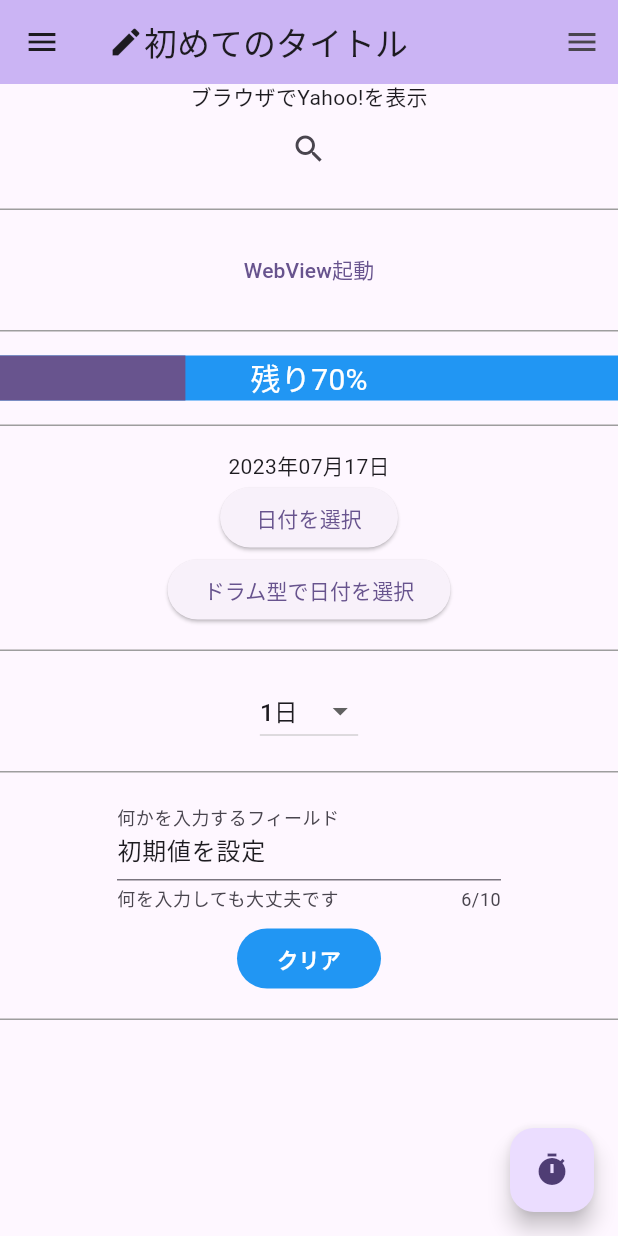
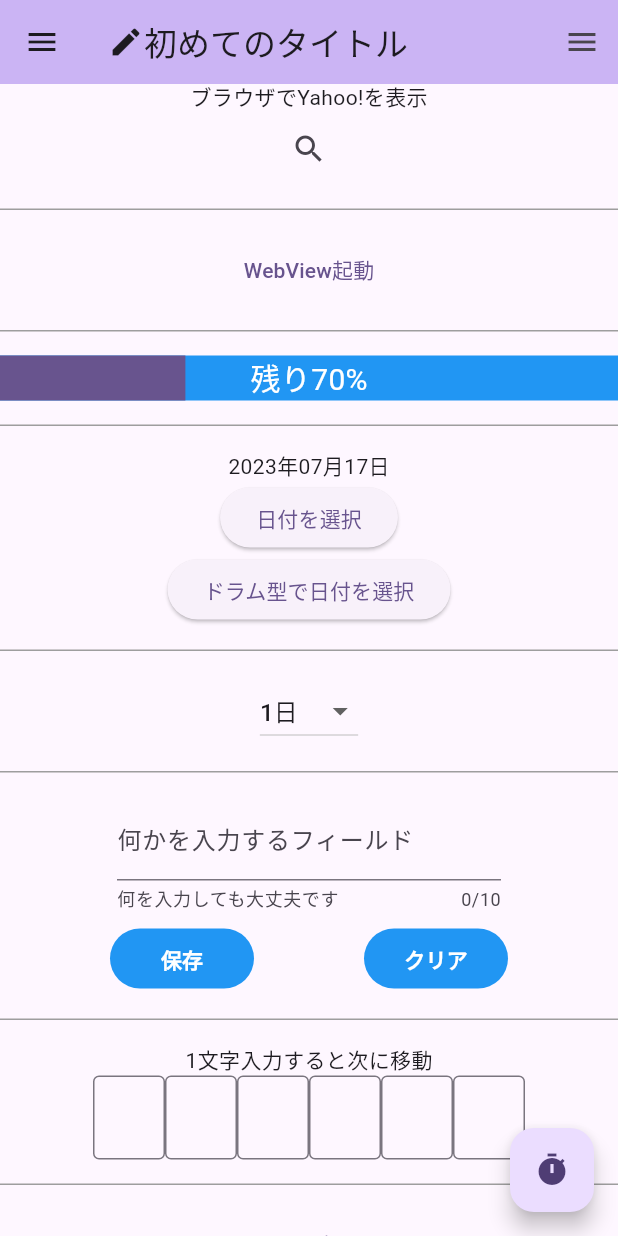
Before and after one commit to a-sasaoka/flutter_step3, a Flutter app: the screen it shows after launch, scrolled down 266 dp, on a phone screen of 412 x 824 dp. Run offline on Flutter 3.47's test engine with Material 2 defaults, Android fonts, the phone set to English and light mode, and no system bars; our stand-ins replace flutter_datetime_picker_plus, font_awesome_flutter, shared_preferences, webview_flutter; missing offline and left inert: qr_code_scanner.

Commit message:
端末への値の保存、QRコードリーダーなど追加

```diff
--- a/lib/main.dart
+++ b/lib/main.dart
@@ -1,8 +1,10 @@
 import 'package:flutter/material.dart';
 import 'package:flutter_datetime_picker_plus/flutter_datetime_picker_plus.dart';
 import 'package:font_awesome_flutter/font_awesome_flutter.dart';
+import 'package:helloworld/qr_reader.dart';
 import 'package:helloworld/time_to_live.dart';
 import 'package:helloworld/web_view.dart';
+import 'package:shared_preferences/shared_preferences.dart';
 import 'package:url_launcher/url_launcher.dart';
 import 'package:flutter_localizations/flutter_localizations.dart';
 import 'package:intl/intl.dart';
@@ -45,12 +47,19 @@ class MyHomePage extends StatefulWidget {
 }
 
 class _MyHomePageState extends State<MyHomePage> {
+  final Future<SharedPreferences> _prefs = SharedPreferences.getInstance();
+  String _initString = '';
+
   int _counter = 0;
   bool _flg = true;
   dynamic dateTime;
   dynamic dateFormat;
   String _selectDuration = '1日';
-  String _initString = '初期値を設定';
+  final FocusNode _focusNode2 = FocusNode();
+  final FocusNode _focusNode3 = FocusNode();
+  final FocusNode _focusNode4 = FocusNode();
+  final FocusNode _focusNode5 = FocusNode();
+  final FocusNode _focusNode6 = FocusNode();
 
   @override
   void initState() {
@@ -60,6 +69,21 @@ class _MyHomePageState extends State<MyHomePage> {
     dateTime = DateTime.now();
     dateFormat = DateFormat('yyyy年MM月dd日').format(dateTime);
     _selectDuration = '1日';
+    _init();
+  }
+
+  Future<void> _init() async {
+    final SharedPreferences prefs = await _prefs;
+
+    setState(() {
+      _initString = prefs.getString('key') ?? '';
+    });
+  }
+
+  Future<void> _save() async {
+    final SharedPreferences prefs = await _prefs;
+
+    prefs.setString('key', _initString);
   }
 
   void _incrementCounter() {
@@ -236,9 +260,9 @@ class _MyHomePageState extends State<MyHomePage> {
                   context,
                   MaterialPageRoute(
                     fullscreenDialog: false,
-                      builder: (context) =>
-                          const WebView('https://flutter.dev'),
-                    ));
+                    builder: (context) => const WebView('https://flutter.dev'),
+                  ),
+                );
               },
               child: const Text(
                 'WebView起動',
@@ -364,10 +388,37 @@ class _MyHomePageState extends State<MyHomePage> {
                 ),
                 keyboardType: TextInputType.text,
                 maxLength: 10,
+                onChanged: (value) {
+                  _initString = value;
+                },
               ),
             ),
             const SizedBox(
               height: 8,
+            ),
+            Row(
+              mainAxisAlignment: MainAxisAlignment.spaceEvenly,
+              children: [
+                TextButton(
+                  onPressed: () {
+                    _save();
+                  },
+                  style: TextButton.styleFrom(
+                    backgroundColor: Colors.blue,
+                    shape: const RoundedRectangleBorder(
+                      borderRadius: BorderRadius.all(
+                        Radius.circular(100),
+                      ),
+                    ),
+                    fixedSize: const Size(96, 32),
+                  ),
+                  child: const Text(
+                    '保存',
+                    style: TextStyle(
+                      color: Colors.white,
+                      fontWeight: FontWeight.bold,
+                    ),
+                  ),
                 ),
                 TextButton(
                   onPressed: () {
@@ -392,6 +443,8 @@ class _MyHomePageState extends State<MyHomePage> {
                     ),
                   ),
                 ),
+              ],
+            ),
             const SizedBox(
               height: 16,
             ),
@@ -402,6 +455,129 @@ class _MyHomePageState extends State<MyHomePage> {
             const SizedBox(
               height: 16,
             ),
+            const Text(
+              '1文字入力すると次に移動',
+            ),
+            Row(
+              mainAxisAlignment: MainAxisAlignment.center,
+              children: [
+                SizedBox(
+                  width: 48,
+                  child: TextField(
+                    textAlign: TextAlign.center,
+                    decoration: const InputDecoration(
+                      border: OutlineInputBorder(),
+                    ),
+                    keyboardType: TextInputType.number,
+                    onChanged: (value) {
+                      if (value.length == 1) {
+                        _focusNode2.requestFocus();
+                      }
+                    },
+                  ),
+                ),
+                SizedBox(
+                  width: 48,
+                  child: TextField(
+                    textAlign: TextAlign.center,
+                    focusNode: _focusNode2,
+                    decoration: const InputDecoration(
+                      border: OutlineInputBorder(),
+                    ),
+                    keyboardType: TextInputType.number,
+                    onChanged: (value) {
+                      if (value.length == 1) {
+                        _focusNode3.requestFocus();
+                      }
+                    },
+                  ),
+                ),
+                SizedBox(
+                  width: 48,
+                  child: TextField(
+                    textAlign: TextAlign.center,
+                    focusNode: _focusNode3,
+                    decoration: const InputDecoration(
+                      border: OutlineInputBorder(),
+                    ),
+                    keyboardType: TextInputType.number,
+                    onChanged: (value) {
+                      if (value.length == 1) {
+                        _focusNode4.requestFocus();
+                      }
+                    },
+                  ),
+                ),
+                SizedBox(
+                  width: 48,
+                  child: TextField(
+                    textAlign: TextAlign.center,
+                    focusNode: _focusNode4,
+                    decoration: const InputDecoration(
+                      border: OutlineInputBorder(),
+                    ),
+                    keyboardType: TextInputType.number,
+                    onChanged: (value) {
+                      if (value.length == 1) {
+                        _focusNode5.requestFocus();
+                      }
+                    },
+                  ),
+                ),
+                SizedBox(
+                  width: 48,
+                  child: TextField(
+                    textAlign: TextAlign.center,
+                    focusNode: _focusNode5,
+                    decoration: const InputDecoration(
+                      border: OutlineInputBorder(),
+                    ),
+                    keyboardType: TextInputType.number,
+                    onChanged: (value) {
+                      if (value.length == 1) {
+                        _focusNode6.requestFocus();
+                      }
+                    },
+                  ),
+                ),
+                SizedBox(
+                  width: 48,
+                  child: TextField(
+                    textAlign: TextAlign.center,
+                    focusNode: _focusNode6,
+                    decoration: const InputDecoration(
+                      border: OutlineInputBorder(),
+                    ),
+                    keyboardType: TextInputType.number,
+                  ),
+                ),
+              ],
+            ),
+            const SizedBox(
+              height: 16,
+            ),
+            Container(
+              color: Colors.grey,
+              height: 1,
+            ),
+            const SizedBox(
+              height: 16,
+            ),
+            TextButton(
+              onPressed: () {
+                Navigator.push(
+                  context,
+                  MaterialPageRoute(
+                    fullscreenDialog: false,
+                    builder: (context) => const QRReader(),
+                  ),
+                );
+              },
+              child: const Text(
+                'QRコード読み込み',
+              ),
+            ),
+
             const SizedBox(
               height: 128,
             ),
--- a/pubspec.yaml
+++ b/pubspec.yaml
@@ -37,6 +37,8 @@ dependencies:
   flutter_datetime_picker_plus: ^2.0.1
   intl: ^0.18.0
   webview_flutter: ^4.2.2
+  shared_preferences: ^2.2.0
+  qr_code_scanner: ^1.0.1
 
 
   # The following adds the Cupertino Icons font to your application.
```
Also changed, not shown: lib/qr_reader.dart (added, +206 -0 lines), pubspec.lock, 4 other files. Lines whose indentation alone changed are shown as unchanged.
